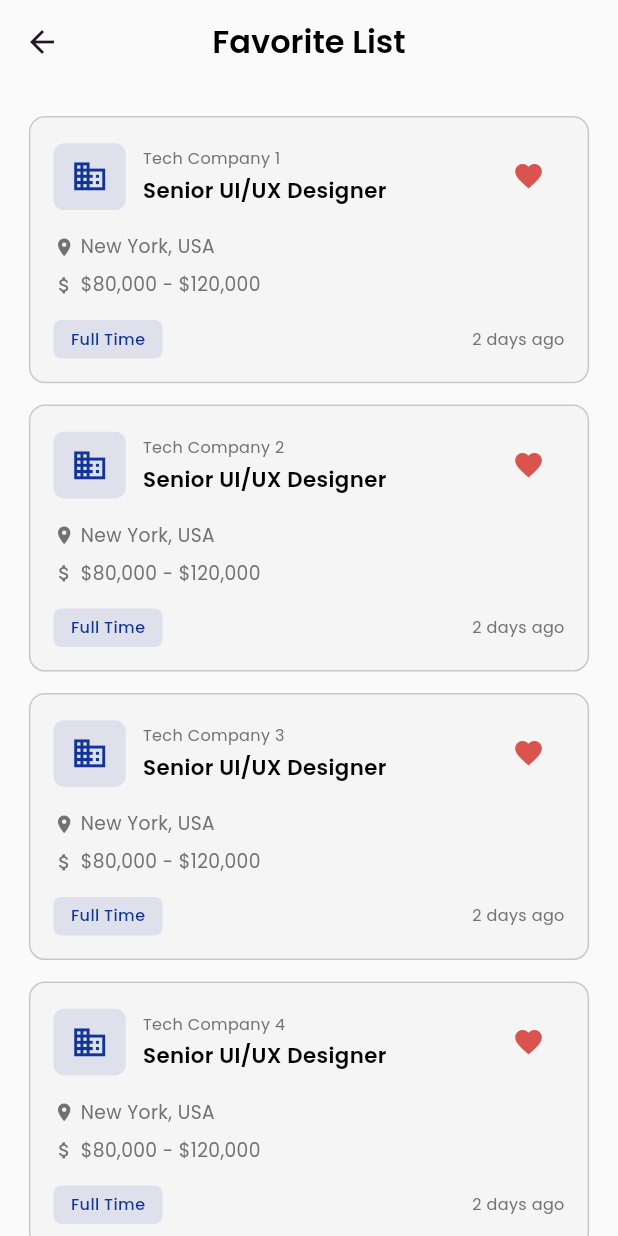
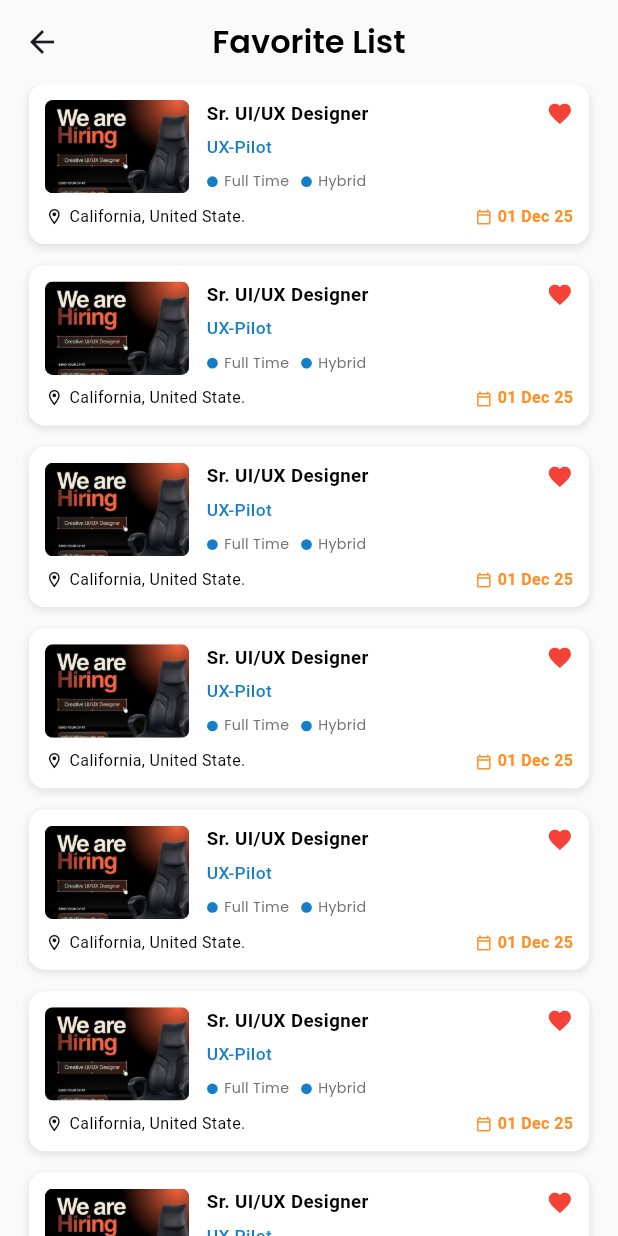
Before and after one commit to mehdisparktech/embeyi, a Flutter app: the FavoriteListScreen screen opened directly, on a phone screen of 412 x 824 dp. Run offline on Flutter 3.47's test engine with Material 3 defaults, Android fonts, the phone set to English and light mode, and no system bars; our stand-ins replace cached_network_image, dio, flutter_dotenv, flutter_html, flutter_local_notifications, flutter_screenutil and 13 more; accounts and stored records are empty; network calls fail.

Commit message:
refactor(favorite_list): update favorite list screen with new job card component and improved layout
- Replace the previous job card implementation with a new JobCard component for better modularity
- Update the list view to use ListView.builder for dynamic item rendering
- Enhance job card details including company name, location, job title, and salary range
- Implement navigation to job details and favorite actions within the job card

```diff
--- a/lib/features/job_seeker/profile/presentation/screen/favorite_list_screen.dart
+++ b/lib/features/job_seeker/profile/presentation/screen/favorite_list_screen.dart
@@ -1,8 +1,9 @@
-import 'package:embeyi/core/utils/constants/app_colors.dart';
+import 'package:embeyi/core/component/card/job_card.dart';
+import 'package:embeyi/core/config/route/job_seeker_routes.dart';
+import 'package:embeyi/core/utils/constants/app_images.dart';
 import 'package:flutter/material.dart';
 import 'package:flutter_screenutil/flutter_screenutil.dart';
 import '../../../../../core/component/text/common_text.dart';
-import '../../../../../core/utils/extensions/extension.dart';
 
 class FavoriteListScreen extends StatelessWidget {
   const FavoriteListScreen({super.key});
@@ -19,150 +20,32 @@ class FavoriteListScreen extends StatelessWidget {
         ),
       ),
       body: SafeArea(
-        child: ListView.separated(
-          padding: EdgeInsets.symmetric(horizontal: 20.w, vertical: 24.h),
-          physics: const BouncingScrollPhysics(),
-          itemCount: 5,
-          separatorBuilder: (context, index) => 16.height,
+        child: ListView.builder(
+          padding: EdgeInsets.symmetric(horizontal: 20.w),
+          itemCount: 8,
           itemBuilder: (context, index) {
-            return _buildJobCard(
-              companyName: 'Tech Company ${index + 1}',
-              jobTitle: 'Senior UI/UX Designer',
-              location: 'New York, USA',
-              salary: '\$80,000 - \$120,000',
-              jobType: 'Full Time',
-              postedDate: '2 days ago',
+            return Padding(
+              padding: EdgeInsets.only(bottom: 16.h),
+              child: JobCard(
+                companyName: 'UX-Pilot',
+                location: 'California, United State.',
+                jobTitle: 'Sr. UI/UX Designer',
+                salaryRange: '\$7k - \$15k/month',
+                timePosted: '01 Dec 25',
+                isFullTime: true,
+                isSaved: true,
+                companyLogo: AppImages.jobPost,
+                onTap: () {
+                  JobSeekerRoutes.goToJobDetails();
+                },
+                onFavoriteTap: () {
+                  // Handle favorite tap
+                },
+              ),
             );
           },
         ),
       ),
     );
   }
-
-  Widget _buildJobCard({
-    required String companyName,
-    required String jobTitle,
-    required String location,
-    required String salary,
-    required String jobType,
-    required String postedDate,
-  }) {
-    return Container(
-      padding: EdgeInsets.all(16.w),
-      decoration: BoxDecoration(
-        color: AppColors.cardBackground,
-        borderRadius: BorderRadius.circular(12.r),
-        border: Border.all(color: AppColors.border),
-      ),
-      child: Column(
-        crossAxisAlignment: CrossAxisAlignment.start,
-        children: [
-          Row(
-            children: [
-              Container(
-                height: 50.h,
-                width: 50.w,
-                decoration: BoxDecoration(
-                  color: AppColors.primaryColor.withOpacity(0.1),
-                  borderRadius: BorderRadius.circular(8.r),
-                ),
-                child: Center(
-                  child: Icon(
-                    Icons.business,
-                    color: AppColors.primaryColor,
-                    size: 28.sp,
-                  ),
-                ),
-              ),
-              12.width,
-              Expanded(
-                child: Column(
-                  crossAxisAlignment: CrossAxisAlignment.start,
-                  children: [
-                    CommonText(
-                      text: companyName,
-                      fontSize: 12,
-                      fontWeight: FontWeight.w400,
-                      color: AppColors.secondaryText,
-                    ),
-                    4.height,
-                    CommonText(
-                      text: jobTitle,
-                      fontSize: 16,
-                      fontWeight: FontWeight.w600,
-                    ),
-                  ],
-                ),
-              ),
-              IconButton(
-                onPressed: () {
-                  // Remove from favorites
-                },
-                icon: Icon(Icons.favorite, color: AppColors.error, size: 24.sp),
-              ),
-            ],
-          ),
-          16.height,
-          Row(
-            children: [
-              Icon(
-                Icons.location_on,
-                size: 16.sp,
-                color: AppColors.secondaryText,
-              ),
-              4.width,
-              CommonText(
-                text: location,
-                fontSize: 14,
-                fontWeight: FontWeight.w400,
-                color: AppColors.secondaryText,
-              ),
-            ],
-          ),
-          8.height,
-          Row(
-            children: [
-              Icon(
-                Icons.attach_money,
-                size: 16.sp,
-                color: AppColors.secondaryText,
-              ),
-              4.width,
-              CommonText(
-                text: salary,
-                fontSize: 14,
-                fontWeight: FontWeight.w400,
-                color: AppColors.secondaryText,
-              ),
-            ],
-          ),
-          16.height,
-          Row(
-            children: [
-              Container(
-                padding: EdgeInsets.symmetric(horizontal: 12.w, vertical: 6.h),
-                decoration: BoxDecoration(
-                  color: AppColors.primary.withOpacity(0.1),
-                  borderRadius: BorderRadius.circular(6.r),
-                ),
-                child: CommonText(
-                  text: jobType,
-                  fontSize: 12,
-                  fontWeight: FontWeight.w500,
-                  color: AppColors.primary,
-                ),
-              ),
-              const Spacer(),
-              CommonText(
-                text: postedDate,
-                fontSize: 12,
-                fontWeight: FontWeight.w400,
-                color: AppColors.secondaryText,
-              ),
-            ],
-          ),
-        ],
-      ),
-    );
-  }
 }
```
